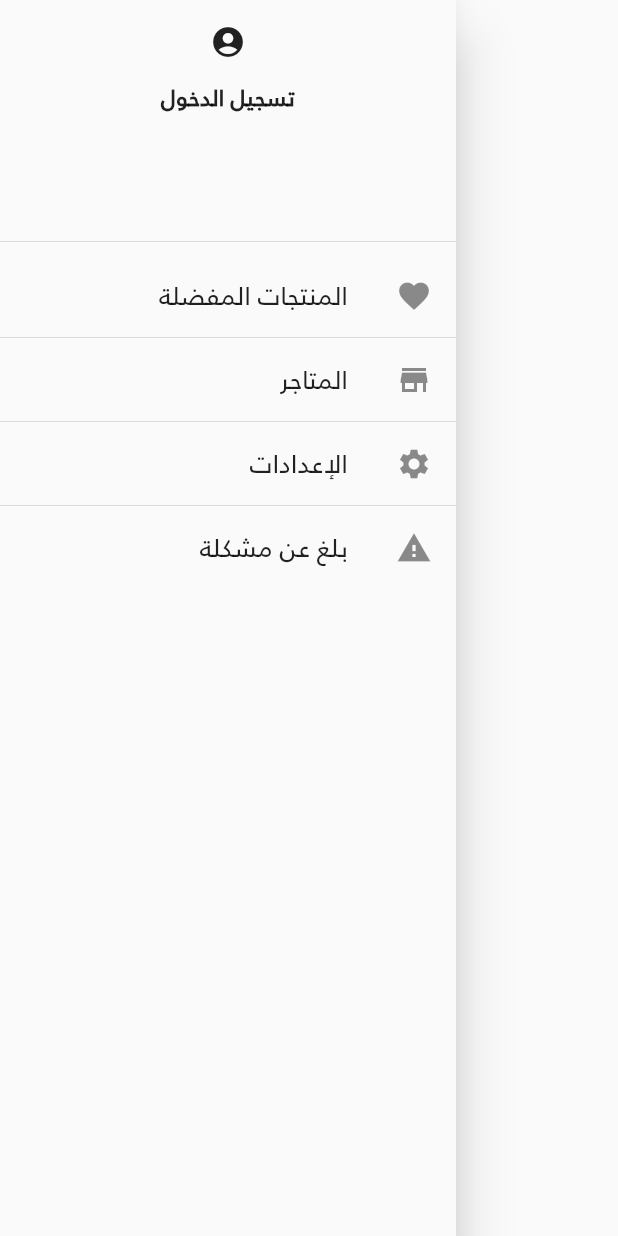
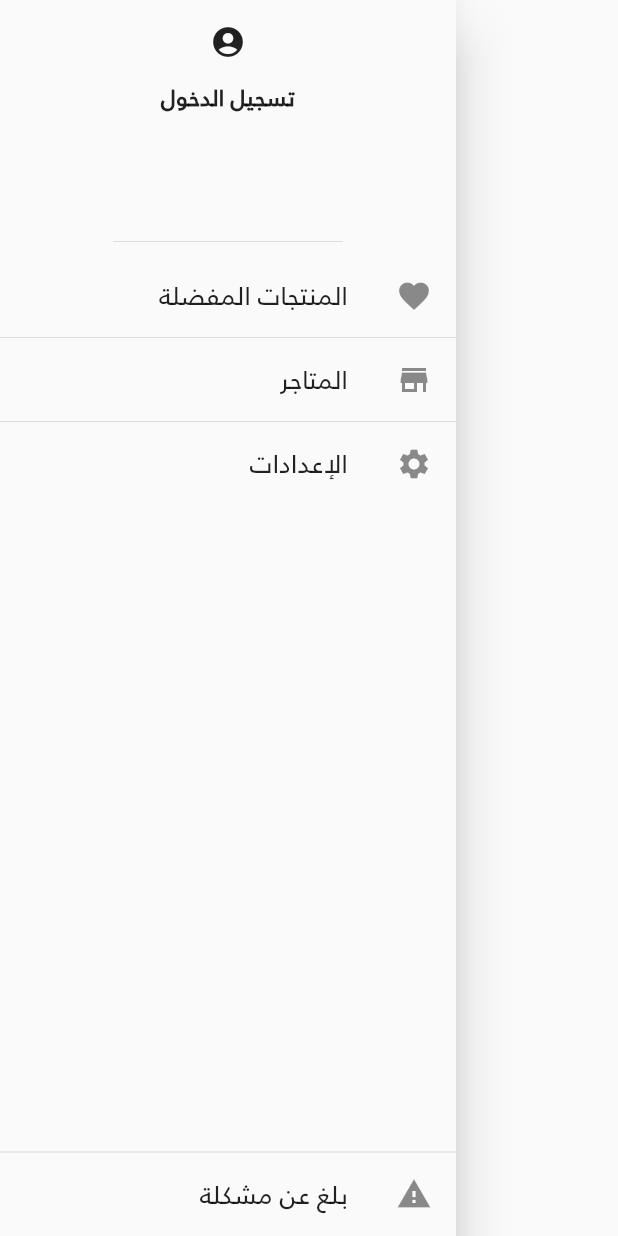
Before and after one commit to 416d72/tayar, a Flutter app: the SideDrawer widget shown alone on an empty page, opened directly, on a phone screen of 412 x 824 dp. Run offline on Flutter 3.47's test engine with Material 2 defaults, Android fonts, the phone set to English and light mode, and no system bars; our stand-ins replace cached_network_image, liquid_pull_to_refresh; network calls fail.

Commit message:
* Split side-drawer items into two parts

```diff
--- a/lib/common/sideDrawer.dart
+++ b/lib/common/sideDrawer.dart
@@ -6,7 +6,7 @@
   @override
   Widget build(BuildContext context) {
     return Drawer(
-      child: ListView(
+      child: Column(
         children: <Widget>[
           DrawerHeader(
             child: Column(
@@ -20,6 +20,9 @@
               ],
             ),
           ),
+          Expanded(
+            child: ListView(
+              children: <Widget>[
                 ListTile(
                   leading: Icon(Icons.favorite),
                   title: Text("المنتجات المفضلة"),
@@ -41,6 +44,13 @@
                   title: Text("الإعدادات"),
                   onTap: null,
                 ),
+              ],
+            ),
+          ),
+          Align(
+            alignment: FractionalOffset.bottomCenter,
+            child: Column(
+              children: <Widget>[
                 Divider(
                   height: 0.0,
                 ),
@@ -51,6 +61,9 @@
                 ),
               ],
             ),
+          )
+        ],
+      ),
     );
   }
 }
```
Also changed, not shown: lib/generated/i18n.dart. Lines whose indentation alone changed are shown as unchanged.
